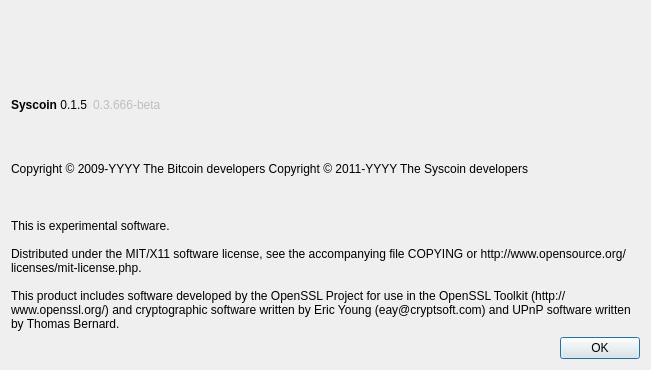
syscoin/syscoin1, file src/qt/forms/aboutdialog.ui: the form before one commit.
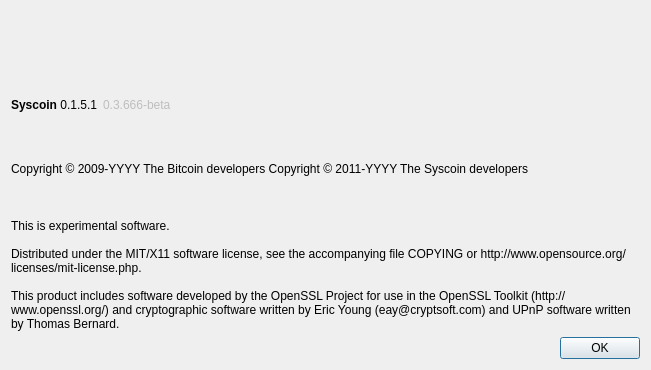
The form after the commit. Icons and pictures are not drawn.

What changed in the file:
```diff
--- a/src/qt/forms/aboutdialog.ui
+++ b/src/qt/forms/aboutdialog.ui
@@ -35,7 +35,7 @@
         <cursorShape>IBeamCursor</cursorShape>
        </property>
        <property name="text">
-        <string>&lt;html&gt;&lt;head/&gt;&lt;body&gt;&lt;p&gt;&lt;span style=&quot; font-weight:600;&quot;&gt;Syscoin &lt;/span&gt;0.1.5&lt;/p&gt;&lt;/body&gt;&lt;/html&gt;</string>
+        <string>&lt;html&gt;&lt;head/&gt;&lt;body&gt;&lt;p&gt;&lt;span style=&quot; font-weight:600;&quot;&gt;Syscoin &lt;/span&gt;0.1.5.1&lt;/p&gt;&lt;/body&gt;&lt;/html&gt;</string>
        </property>
        <property name="textInteractionFlags">
         <set>Qt::LinksAccessibleByMouse|Qt::TextSelectableByKeyboard|Qt::TextSelectableByMouse</set>
```
